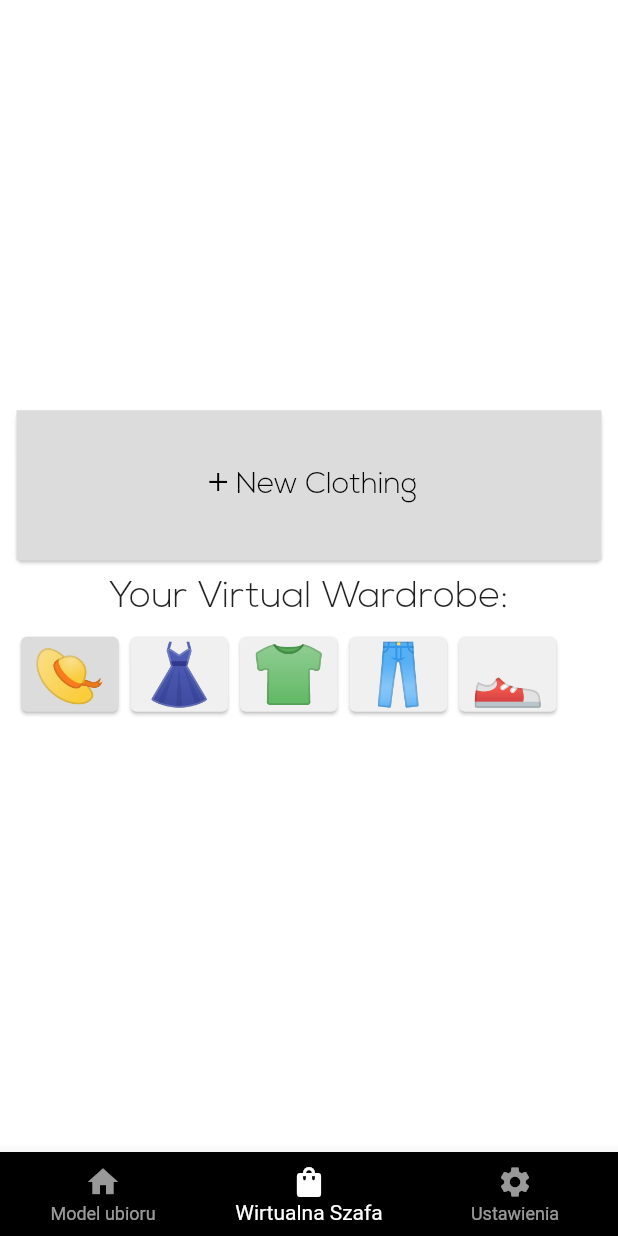
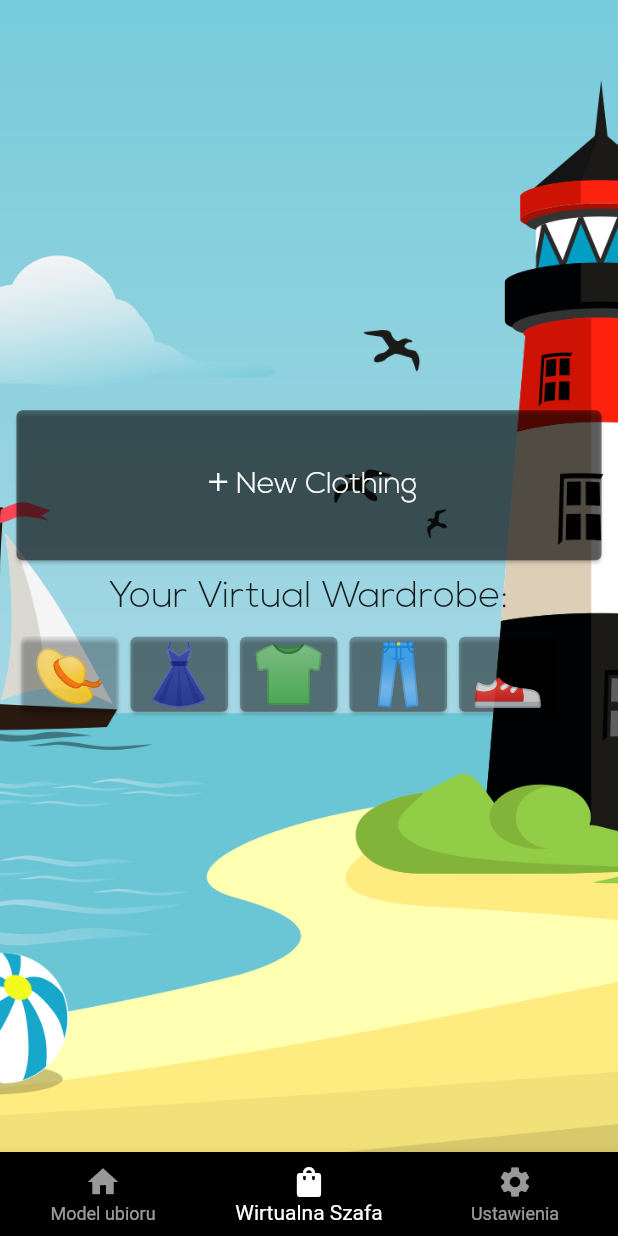
Before and after one commit to ItsMeLucifer/WeatherDrobe, a Flutter app: the screen it shows once a user with an empty profile is signed in, item 2 of the bottom bar chosen, on a phone screen of 412 x 824 dp. Run offline on Flutter 3.47's test engine with Material 2 defaults, Android fonts, the phone set to English and light mode, and no system bars; drawn by our look-alikes of pull_to_refresh; our stand-ins replace cloud_firestore, firebase_auth, firebase_core, flutter_colorpicker, flutter_phoenix, flutter_riverpod and 2 more; accounts and stored records are empty; network calls fail.

Commit message:
Changing the layout of the application, adding a background image, unifying the variables used for the colours

```diff
--- a/lib/pages/VirtualWardrobe.dart
+++ b/lib/pages/VirtualWardrobe.dart
@@ -1,7 +1,7 @@
 import 'package:flutter/material.dart';
+import 'package:flutter_phoenix/flutter_phoenix.dart';
 import 'package:pull_to_refresh/pull_to_refresh.dart';
-import 'package:weatherdrobe/widgets/Virtual%20Wardrobe%20Widgets/cloth_creator_page_view.dart';
-import 'package:weatherdrobe/widgets/Virtual%20Wardrobe%20Widgets/clothes_list.dart';
+import 'package:weatherdrobe/widgets/Virtual Wardrobe Widgets/virtual_wardrobe_main_view.dart';
 
 class VirtualWardrobe extends StatefulWidget {
   @override
@@ -12,6 +12,7 @@ class _VirtualWardrobe extends State<VirtualWardrobe> {
   RefreshController _refreshController =
       RefreshController(initialRefresh: false);
   void _onRefresh() async {
+    Phoenix.rebirth(context);
     await Future.delayed(Duration(milliseconds: 1000));
 
     _refreshController.refreshCompleted();
@@ -22,71 +23,15 @@ class _VirtualWardrobe extends State<VirtualWardrobe> {
     _refreshController.loadComplete();
   }
 
-  void _navigateToClothCreator(BuildContext context) {
-    Navigator.push(
-        context, MaterialPageRoute(builder: (context) => ClothCreatorPV()));
-  }
-
   Widget build(BuildContext context) {
-    const Color primaryColor = Color.fromRGBO(220, 220, 220, 1);
-    const Color textColor = Colors.black;
-    const String fontFamily = "Nexa";
+    const Color primaryColor = Color.fromRGBO(0, 0, 0, 0.5);
     return SmartRefresher(
-        enablePullDown: false,
+        enablePullDown: true,
         enablePullUp: false,
         header: WaterDropHeader(waterDropColor: primaryColor),
         onRefresh: _onRefresh,
         onLoading: _onLoading,
         controller: _refreshController,
-        child: SingleChildScrollView(
-          child: Column(
-            children: [
-              GestureDetector(
-                onTap: () => _navigateToClothCreator(context),
-                child: Card(
-                    child: Container(
-                        width: 390,
-                        height: 100,
-                        child: Row(
-                            mainAxisAlignment: MainAxisAlignment.spaceEvenly,
-                            children: [
-                              Row(children: [
-                                Center(
-                                  child: Text("+ ",
-                                      style: TextStyle(
-                                          fontSize: 30,
-                                          color: textColor,
-                                          fontFamily: fontFamily),
-                                      textAlign: TextAlign.center),
-                                ),
-                                Center(
-                                  child: Text(
-                                    "New Clothing",
-                                    style: TextStyle(
-                                        fontSize: 20,
-                                        color: textColor,
-                                        fontFamily: fontFamily),
-                                    textAlign: TextAlign.center,
-                                  ),
-                                )
-                              ])
-                            ]),
-                        color: primaryColor)),
-              ),
-              Padding(
-                padding: const EdgeInsets.only(top: 8.0),
-                child: Container(
-                    child: Text(
-                  'Your Virtual Wardrobe:',
-                  style: TextStyle(
-                      fontSize: 25,
-                      fontFamily: fontFamily,
-                      fontWeight: FontWeight.w500),
-                )),
-              ),
-              ClothesList()
-            ],
-          ),
-        ));
+        child: VirtualWardrobeMainView());
   }
 }
--- /dev/null
+++ b/lib/widgets/Virtual Wardrobe Widgets/virtual_wardrobe_main_view.dart
@@ -0,0 +1,70 @@
+import 'package:flutter/cupertino.dart';
+import 'package:flutter/material.dart';
+import 'package:flutter_riverpod/all.dart';
+import 'package:weatherdrobe/main.dart';
+
+import 'cloth_creator_page_view.dart';
+import 'clothes_list.dart';
+
+class VirtualWardrobeMainView extends ConsumerWidget {
+  void _navigateToClothCreator(BuildContext context) {
+    Navigator.push(
+        context, MaterialPageRoute(builder: (context) => ClothCreatorPV()));
+  }
+
+  @override
+  Widget build(BuildContext context, ScopedReader watch) {
+    final tools = watch(toolsVM);
+    return SingleChildScrollView(
+      child: Column(
+        children: [
+          GestureDetector(
+            onTap: () => _navigateToClothCreator(context),
+            child: Card(
+                child: Container(
+                  width: 390,
+                  height: 100,
+                  child: Row(
+                      mainAxisAlignment: MainAxisAlignment.spaceEvenly,
+                      children: [
+                        Row(children: [
+                          Center(
+                            child: Text("+ ",
+                                style: TextStyle(
+                                    fontSize: 30,
+                                    color: tools.textColor,
+                                    fontFamily: tools.fontFamily),
+                                textAlign: TextAlign.center),
+                          ),
+                          Center(
+                            child: Text(
+                              "New Clothing",
+                              style: TextStyle(
+                                  fontSize: 20,
+                                  color: tools.textColor,
+                                  fontFamily: tools.fontFamily),
+                              textAlign: TextAlign.center,
+                            ),
+                          )
+                        ])
+                      ]),
+                ),
+                color: tools.quaternaryColor),
+          ),
+          Padding(
+            padding: const EdgeInsets.only(top: 8.0),
+            child: Container(
+                child: Text(
+              'Your Virtual Wardrobe:',
+              style: TextStyle(
+                  fontSize: 25,
+                  fontFamily: tools.fontFamily,
+                  fontWeight: FontWeight.w500),
+            )),
+          ),
+          ClothesList()
+        ],
+      ),
+    );
+  }
+}
--- a/lib/widgets/bottomNavigationBar.dart
+++ b/lib/widgets/bottomNavigationBar.dart
@@ -28,8 +28,16 @@ class _BottomNaviBar extends State<BottomNaviBar> {
   @override
   Widget build(BuildContext context) {
     return Scaffold(
-      body: Center(
-        child: _widgetOptions.elementAt(_selectedIndex),
+      body: Container(
+        decoration: BoxDecoration(
+          image: DecorationImage(
+            image: AssetImage("images/background.png"),
+            fit: BoxFit.cover,
+          ),
+        ),
+        child: Center(
+          child: _widgetOptions.elementAt(_selectedIndex),
+        ),
       ),
       bottomNavigationBar: BottomNavigationBar(
         items: const <BottomNavigationBarItem>[
```
Also changed, not shown: lib/pages/FirstPage.dart (+3 -10 lines), lib/viewmodels/tools.dart (+10 -4 lines), lib/widgets/First Page Widgets/character_model.dart (+21 -10 lines), lib/widgets/First Page Widgets/current_weather_display.dart (+2 -13 lines), lib/widgets/First Page Widgets/suggested_accessories.dart (+13 -2 lines), lib/widgets/Virtual Wardrobe Widgets/clothes_list.dart (+30 -21 lines).
